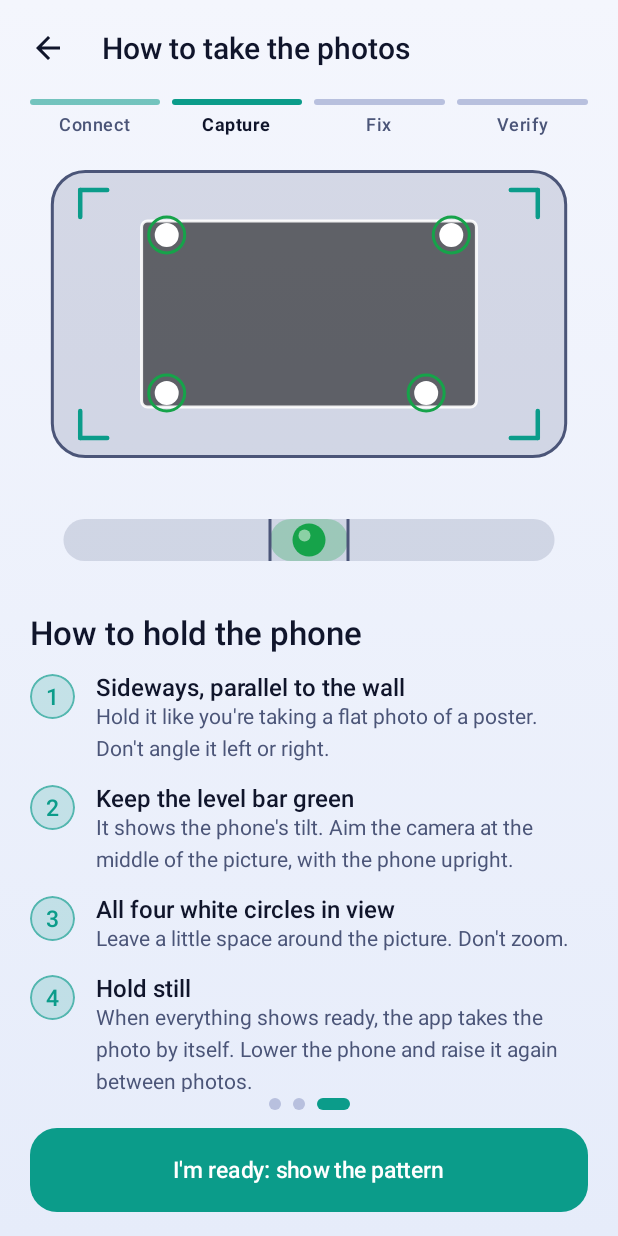
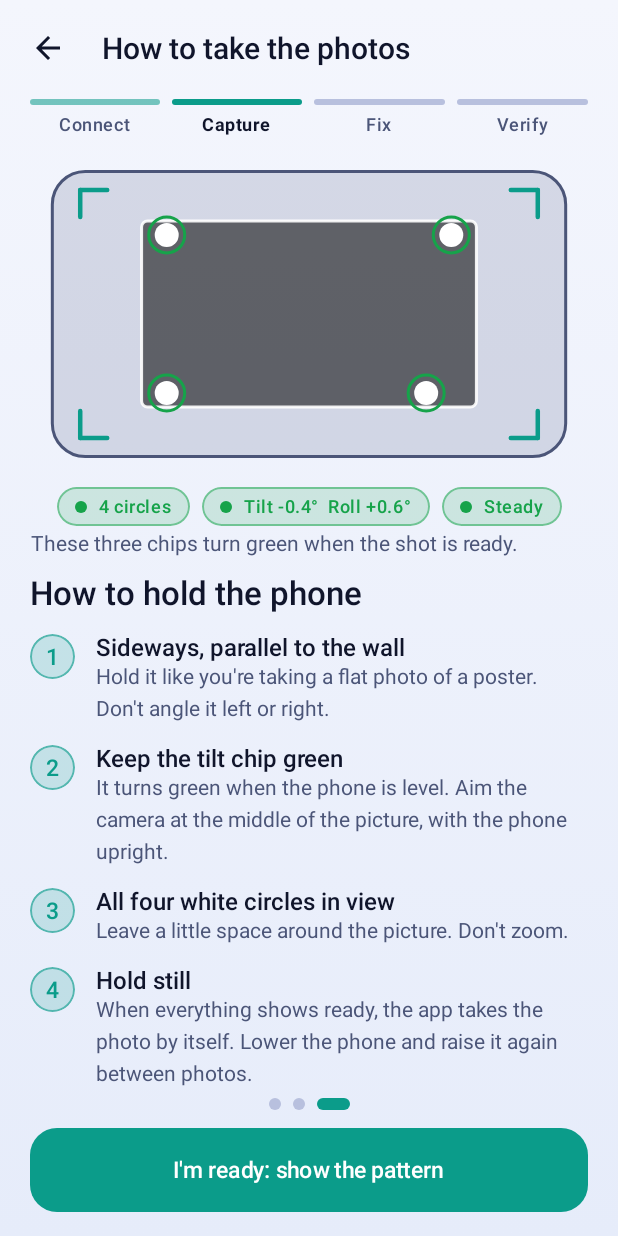
Before and after one commit to Yuvraj675/projector-control, an Android app built with Jetpack Compose: the composable GuideScreen shown on its own in the app's theme, after a tap on "Skip the guide", on a phone screen of 412 x 824 dp. Run offline under Robolectric (Android 15) with nearby library versions, the phone set to English and light mode, and no system bars; 1 other tap on this screen came first.

Commit message:
Add UI snapshot tests and polish the screens they revealed
Robolectric renders every screen (including the landscape capture overlay) to PNG so the
UI can be inspected without a device. Fixes found that way: framing guide no longer
overlaps the capture controls, clearer tilt chip, guide matches the real chips and has a
legend, corner table explains its numbers, shorter Finish button. Also falls back to
manual shooting when a phone cannot run live analysis next to preview and capture.

```diff
--- a/app/src/main/kotlin/dev/keystone/auto/ui/Illustrations.kt
+++ b/app/src/main/kotlin/dev/keystone/auto/ui/Illustrations.kt
@@ -99,6 +99,7 @@ fun PlacementDiagram(modifier: Modifier = Modifier) {
     val warn = MaterialTheme.appColors.warning
     val ink = MaterialTheme.colorScheme.onSurfaceVariant
     val surface = MaterialTheme.colorScheme.surfaceVariant
+    val projector = MaterialTheme.colorScheme.secondary
     Canvas(modifier.fillMaxWidth().aspectRatio(1.7f)) {
         val w = size.width
         val h = size.height
@@ -125,7 +126,7 @@ fun PlacementDiagram(modifier: Modifier = Modifier) {
             drawLine(warn, Offset(x, h * 0.08f + 14.dp.toPx()), Offset(x, py - 2.dp.toPx()), 1.dp.toPx(), pathEffect = dashed())
         }
         // projector, off to the side
-        drawRoundRect(ink.copy(alpha = 0.8f), Offset(w * 0.8f, h * 0.7f), Size(w * 0.1f, h * 0.12f), CornerRadius(6.dp.toPx()))
+        drawRoundRect(projector, Offset(w * 0.8f, h * 0.7f), Size(w * 0.1f, h * 0.12f), CornerRadius(6.dp.toPx()))
     }
 }
 
@@ -161,21 +162,3 @@ fun FramingDiagram(modifier: Modifier = Modifier) {
         }
     }
 }
-
-/** A tilt gauge: a bubble that should sit in the green centre. */
-@Composable
-fun LevelDiagram(modifier: Modifier = Modifier) {
-    val ok = MaterialTheme.appColors.success
-    val ink = MaterialTheme.colorScheme.onSurfaceVariant
-    Canvas(modifier.fillMaxWidth().aspectRatio(5f)) {
-        val w = size.width
-        val h = size.height
-        val y = h / 2
-        drawRoundRect(ink.copy(alpha = 0.18f), Offset(w * 0.06f, y - 14.dp.toPx()), Size(w * 0.88f, 28.dp.toPx()), CornerRadius(14.dp.toPx()))
-        drawRoundRect(ok.copy(alpha = 0.28f), Offset(w * 0.5f - 26.dp.toPx(), y - 14.dp.toPx()), Size(52.dp.toPx(), 28.dp.toPx()), CornerRadius(14.dp.toPx()))
-        drawLine(ink, Offset(w * 0.5f - 26.dp.toPx(), y - 14.dp.toPx()), Offset(w * 0.5f - 26.dp.toPx(), y + 14.dp.toPx()), 2.dp.toPx())
-        drawLine(ink, Offset(w * 0.5f + 26.dp.toPx(), y - 14.dp.toPx()), Offset(w * 0.5f + 26.dp.toPx(), y + 14.dp.toPx()), 2.dp.toPx())
-        drawCircle(ok, 11.dp.toPx(), Offset(w * 0.5f, y))
-        drawCircle(Color.White.copy(alpha = 0.5f), 4.dp.toPx(), Offset(w * 0.5f - 3.dp.toPx(), y - 3.dp.toPx()))
-    }
-}
--- a/app/src/main/kotlin/dev/keystone/auto/ui/screens/GuideScreen.kt
+++ b/app/src/main/kotlin/dev/keystone/auto/ui/screens/GuideScreen.kt
@@ -23,8 +23,8 @@ import dev.keystone.auto.ui.*
 private const val PAGES = 3
 
 @Composable
-fun GuideScreen(vm: AppViewModel) {
-    var page by rememberSaveable { mutableIntStateOf(0) }
+fun GuideScreen(vm: AppViewModel, initialPage: Int = 0) {
+    var page by rememberSaveable { mutableIntStateOf(initialPage) }
     val settings by vm.settings.collectAsState()
 
     ScreenScaffold(
@@ -71,6 +71,12 @@ fun GuideScreen(vm: AppViewModel) {
 
                     1 -> {
                         PlacementDiagram()
+                        Spacer(Modifier.height(8.dp))
+                        Row(Modifier.fillMaxWidth(), horizontalArrangement = Arrangement.SpaceEvenly) {
+                            LegendItem(MaterialTheme.colorScheme.primary, "Picture on the wall")
+                            LegendItem(MaterialTheme.colorScheme.onSurfaceVariant, "You + phone")
+                            LegendItem(MaterialTheme.colorScheme.secondary, "Projector")
+                        }
                         Spacer(Modifier.height(12.dp))
                         Text("Where to stand", style = MaterialTheme.typography.headlineSmall, color = MaterialTheme.colorScheme.onBackground)
                         Spacer(Modifier.height(6.dp))
@@ -81,13 +87,19 @@ fun GuideScreen(vm: AppViewModel) {
 
                     else -> {
                         FramingDiagram()
-                        Spacer(Modifier.height(10.dp))
-                        LevelDiagram()
+                        Spacer(Modifier.height(12.dp))
+                        Row(Modifier.fillMaxWidth(), horizontalArrangement = Arrangement.spacedBy(8.dp, Alignment.CenterHorizontally)) {
+                            StatusPill("4 circles", true)
+                            StatusPill("Tilt -0.4°  Roll +0.6°", true)
+                            StatusPill("Steady", true)
+                        }
+                        Spacer(Modifier.height(4.dp))
+                        Hint("These three chips turn green when the shot is ready.", center = true)
                         Spacer(Modifier.height(12.dp))
                         Text("How to hold the phone", style = MaterialTheme.typography.headlineSmall, color = MaterialTheme.colorScheme.onBackground)
                         Spacer(Modifier.height(6.dp))
                         NumberedStep(1, "Sideways, parallel to the wall", "Hold it like you're taking a flat photo of a poster. Don't angle it left or right.")
-                        NumberedStep(2, "Keep the level bar green", "It shows the phone's tilt. Aim the camera at the middle of the picture, with the phone upright.")
+                        NumberedStep(2, "Keep the tilt chip green", "It turns green when the phone is level. Aim the camera at the middle of the picture, with the phone upright.")
                         NumberedStep(3, "All four white circles in view", "Leave a little space around the picture. Don't zoom.")
                         NumberedStep(4, "Hold still", "When everything shows ready, the app takes the photo by itself. Lower the phone and raise it again between photos.")
                     }
@@ -96,3 +108,12 @@ fun GuideScreen(vm: AppViewModel) {
         }
     }
 }
+
+@Composable
+private fun LegendItem(color: androidx.compose.ui.graphics.Color, label: String) {
+    Row(verticalAlignment = Alignment.CenterVertically) {
+        Box(Modifier.size(10.dp).clip(CircleShape).background(color))
+        Spacer(Modifier.width(6.dp))
+        Text(label, style = MaterialTheme.typography.labelMedium, color = MaterialTheme.colorScheme.onSurfaceVariant)
+    }
+}
```
Also changed, not shown: app/build.gradle (+9 -0 lines), app/src/main/kotlin/dev/keystone/auto/platform/CameraRig.kt (+12 -1 lines), app/src/main/kotlin/dev/keystone/auto/ui/screens/CaptureScreen.kt (+63 -31 lines), app/src/main/kotlin/dev/keystone/auto/ui/screens/FlowScreens.kt (+5 -3 lines), 2 other files.
